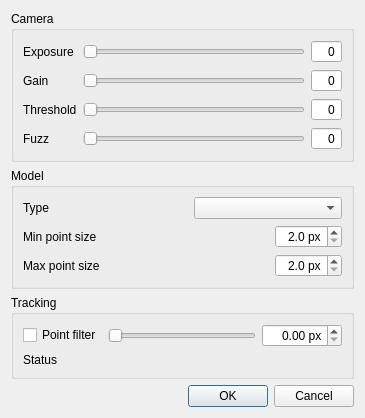
First picture: the form in tracker-trackhat/dialog.ui, repository opentrack/opentrack, before the edit.
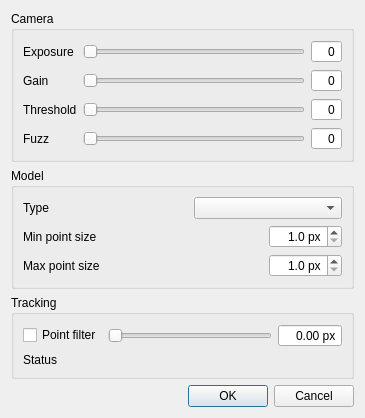
Second picture: the form after the edit. Icons and pictures are not drawn.

Commit message: tracker/trackhat: fix point filter gui

Patch:
```diff
--- a/tracker-trackhat/dialog.ui
+++ b/tracker-trackhat/dialog.ui
@@ -259,10 +259,10 @@
          <number>1</number>
         </property>
         <property name="minimum">
-         <double>2.000000000000000</double>
+         <double>1.000000000000000</double>
         </property>
         <property name="maximum">
-         <double>20.000000000000000</double>
+         <double>999.000000000000000</double>
         </property>
        </widget>
       </item>
@@ -284,10 +284,10 @@
          <number>1</number>
         </property>
         <property name="minimum">
-         <double>2.000000000000000</double>
+         <double>1.000000000000000</double>
         </property>
         <property name="maximum">
-         <double>20.000000000000000</double>
+         <double>999.000000000000000</double>
         </property>
        </widget>
       </item>
@@ -355,9 +355,18 @@
            <property name="alignment">
             <set>Qt::AlignRight|Qt::AlignTrailing|Qt::AlignVCenter</set>
            </property>
+           <property name="readOnly">
+            <bool>true</bool>
+           </property>
+           <property name="buttonSymbols">
+            <enum>QAbstractSpinBox::NoButtons</enum>
+           </property>
            <property name="suffix">
             <string> px</string>
            </property>
+           <property name="decimals">
+            <number>2</number>
+           </property>
            <property name="maximum">
             <double>300.000000000000000</double>
            </property>
```
Left out of the diff: 3 changed lines with no effect on the pictures. The commit also changes 1 other file.
